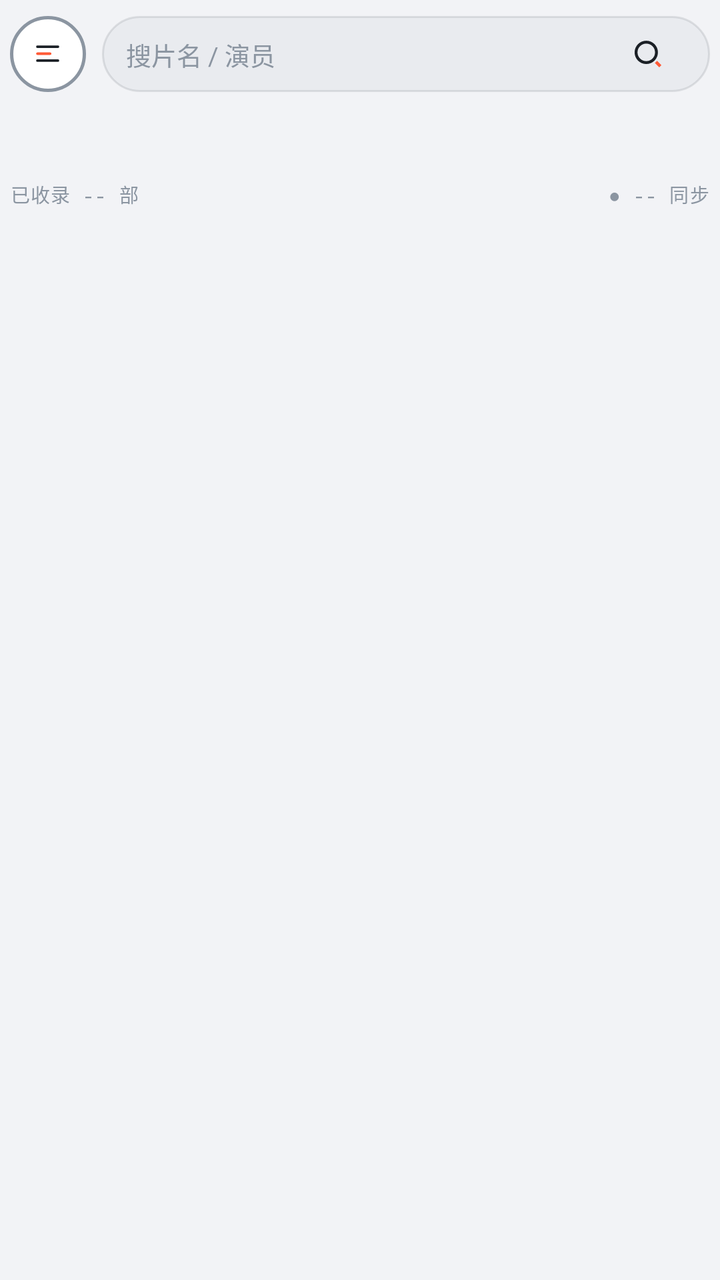
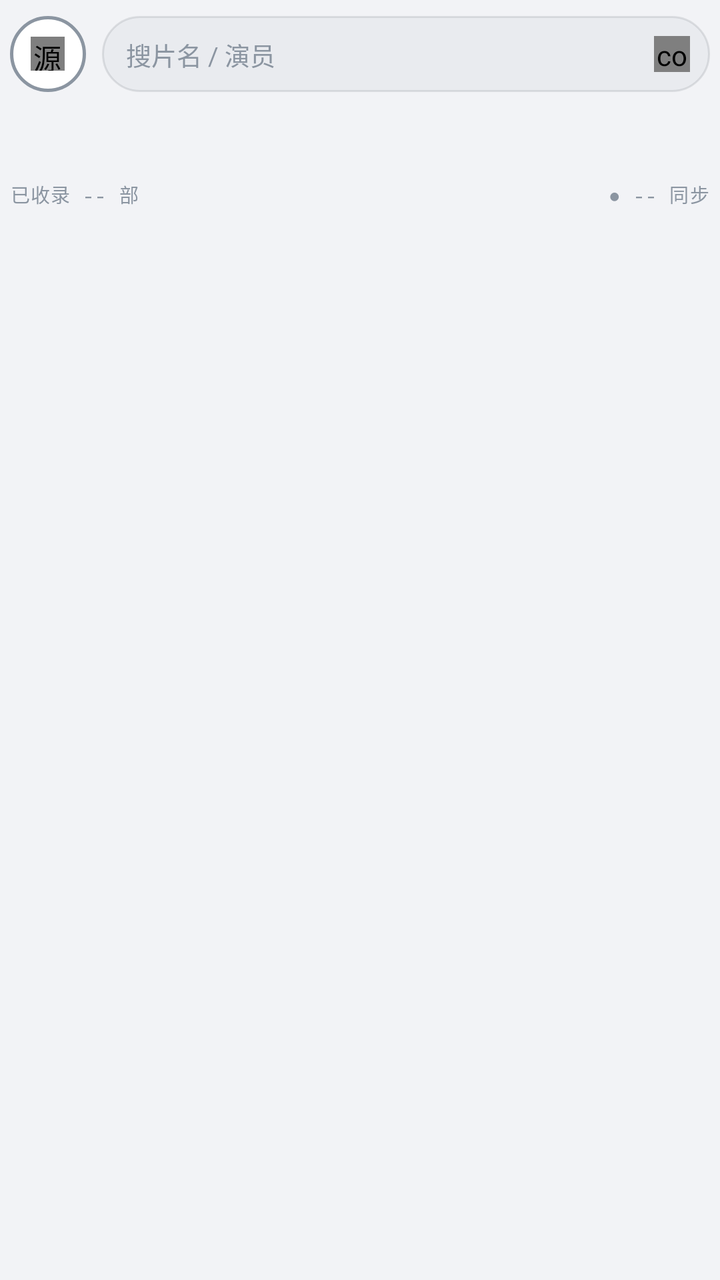

An Android layout rendered at two revisions. The XML below is the earlier revision; the diff shows what the commit changed to produce the second picture.
<!-- AndroidManifest.xml: application theme Theme.LateShow -->
<!-- res/layout/fragment_home.xml -->
<?xml version="1.0" encoding="utf-8"?>
<LinearLayout xmlns:android="http://schemas.android.com/apk/res/android"
    xmlns:app="http://schemas.android.com/apk/res-auto"
    android:layout_width="match_parent"
    android:layout_height="match_parent"
    android:orientation="vertical">

    
    <LinearLayout
        android:layout_width="match_parent"
        android:layout_height="wrap_content"
        android:orientation="horizontal"
        android:gravity="center_vertical"
        android:paddingLeft="5dp"
        android:paddingRight="5dp"
        android:paddingTop="8dp"
        android:paddingBottom="8dp">

        <FrameLayout
            android:id="@+id/btnSource"
            android:layout_width="38dp"
            android:layout_height="38dp"
            android:background="@drawable/bg_ring_off"
            android:contentDescription="切换源站">

            <androidx.appcompat.widget.AppCompatImageView
                android:id="@+id/btnSourceIcon"
                android:layout_width="17dp"
                android:layout_height="17dp"
                android:layout_gravity="center"
                app:srcCompat="@drawable/ic_menu_list"
                android:contentDescription="源站菜单" />
        </FrameLayout>

        <EditText
            android:id="@+id/inputSearch"
            android:layout_width="0dp"
            android:layout_height="38dp"
            android:layout_weight="1"
            android:layout_marginLeft="8dp"
            android:paddingLeft="12dp"
            android:paddingRight="12dp"
            android:background="@drawable/bg_capsule"
            android:hint="搜片名 / 演员"
            android:textSize="12.5sp"
            android:textColor="@color/t1"
            android:textColorHint="@color/t3"
            android:maxLines="1"
            android:inputType="text"
            android:imeOptions="actionSearch"
            android:drawableEnd="@drawable/ic_search_inset"
            android:drawablePadding="6dp" />
    </LinearLayout>

    
    <androidx.recyclerview.widget.RecyclerView
        android:id="@+id/chips"
        android:layout_width="match_parent"
        android:layout_height="30dp"
        android:paddingLeft="5dp"
        android:paddingRight="5dp"
        android:clipToPadding="false" />

    
    <LinearLayout
        android:layout_width="match_parent"
        android:layout_height="wrap_content"
        android:orientation="horizontal"
        android:paddingLeft="5dp"
        android:paddingRight="5dp"
        android:paddingTop="6dp"
        android:paddingBottom="6dp">

        <TextView
            android:id="@+id/metaCount"
            style="@style/MetaLabel"
            android:layout_width="0dp"
            android:layout_weight="1"
            android:layout_height="wrap_content"
            android:text="已收录 -- 部" />

        <TextView
            android:id="@+id/metaSync"
            style="@style/MetaLabel"
            android:layout_width="wrap_content"
            android:layout_height="wrap_content"
            android:text="● -- 同步" />
    </LinearLayout>

    
    <FrameLayout
        android:layout_width="match_parent"
        android:layout_height="0dp"
        android:layout_weight="1">

        <androidx.recyclerview.widget.RecyclerView
            android:id="@+id/grid"
            android:layout_width="match_parent"
            android:layout_height="match_parent"
            android:paddingTop="2dp"
            android:clipToPadding="false" />

        <com.google.android.material.floatingactionbutton.FloatingActionButton
            android:id="@+id/fabTop"
            android:layout_width="wrap_content"
            android:layout_height="wrap_content"
            android:layout_gravity="bottom|end"
            android:layout_margin="12dp"
            android:src="@drawable/ic_top"
            app:fabCustomSize="40dp"
            app:maxImageSize="18dp"
            app:backgroundTint="@color/ink700"
            app:tint="@color/t1"
            app:elevation="6dp"
            android:contentDescription="回到顶部"
            android:visibility="gone" />
    </FrameLayout>

    <TextView
        android:id="@+id/emptyView"
        android:layout_width="match_parent"
        android:layout_height="0dp"
        android:layout_weight="1"
        android:gravity="center"
        android:text="换个关键词试试\n试试片名、演员，或切回「全部」"
        android:textSize="13sp"
        android:textColor="@color/t2"
        android:visibility="gone" />
</LinearLayout>
<!-- resources referenced by this layout -->
<resources>
  <!-- drawable ic_menu_list (drawable) -->
  <?xml version="1.0" encoding="utf-8"?>
  <animated-vector xmlns:android="http://schemas.android.com/apk/res/android"
      xmlns:aapt="http://schemas.android.com/aapt">
      <aapt:attr name="android:drawable">
          <vector
              android:width="24dp"
              android:height="24dp"
              android:viewportWidth="24"
              android:viewportHeight="24">
              <path
                  android:strokeColor="@color/t1"
                  android:strokeWidth="1.8"
                  android:strokeLineCap="round"
                  android:pathData="M4.75,7.1H19.25" />
              <group android:name="gMid">
                  <path
                      android:strokeColor="@color/acc"
                      android:strokeWidth="1.8"
                      android:strokeLineCap="round"
                      android:pathData="M4.75,12H13.75" />
              </group>
              <path
                  android:strokeColor="@color/t1"
                  android:strokeWidth="1.8"
                  android:strokeLineCap="round"
                  android:pathData="M4.75,16.9H19.25" />
          </vector>
      </aapt:attr>
      <target android:name="gMid">
          <aapt:attr name="android:animation">
              <objectAnimator
                  android:duration="1000"
                  android:interpolator="@android:interpolator/decelerate_quad"
                  android:propertyName="translationX"
                  android:repeatCount="infinite"
                  android:repeatMode="reverse"
                  android:valueFrom="0"
                  android:valueTo="2.6" />
          </aapt:attr>
      </target>
  </animated-vector>
  <!-- drawable ic_search_inset (drawable) -->
  <?xml version="1.0" encoding="utf-8"?>
  <inset xmlns:android="http://schemas.android.com/apk/res/android"
      android:drawable="@drawable/ic_search"
      android:insetLeft="9dp" android:insetRight="9dp"
      android:insetTop="9dp" android:insetBottom="9dp" />
  <!-- drawable ic_top (drawable) -->
  <?xml version="1.0" encoding="utf-8"?>
  <animated-vector xmlns:android="http://schemas.android.com/apk/res/android"
      xmlns:aapt="http://schemas.android.com/aapt">
      <aapt:attr name="android:drawable">
          <vector
              android:width="24dp"
              android:height="24dp"
              android:viewportWidth="24"
              android:viewportHeight="24">
              <group android:name="gSlide">
                  <path
                      android:fillColor="@color/t1"
                      android:fillType="evenOdd"
                      android:pathData="M17.358,11.368a0.714,0.714 0 0 0-0.092-1.006L12.99,6.798a0.71,0.71 0 0 0-0.778-0.102a0.708,0.708 0 0 0-0.155,0.102L7.78,10.362a0.714,0.714 0 1 0 0.915,1.097l3.078,-2.565v7.731a0.75,0.75 0 0 0 1.5,0v-7.73l3.079,2.564a0.714,0.714 0 0 0 1.006,-0.091z" />
              </group>
          </vector>
      </aapt:attr>
      <target android:name="gSlide">
          <aapt:attr name="android:animation">
              <objectAnimator
                  android:duration="1000"
                  android:interpolator="@android:interpolator/decelerate_quad"
                  android:propertyName="translationY"
                  android:repeatCount="infinite"
                  android:repeatMode="reverse"
                  android:valueFrom="0"
                  android:valueTo="2" />
          </aapt:attr>
      </target>
  </animated-vector>
  <!-- drawable ic_search (drawable) -->
  <?xml version="1.0" encoding="utf-8"?>
  <animated-vector xmlns:android="http://schemas.android.com/apk/res/android"
      xmlns:aapt="http://schemas.android.com/aapt">
      <aapt:attr name="android:drawable">
          <vector
              android:width="20dp"
              android:height="20dp"
              android:viewportWidth="24"
              android:viewportHeight="24">
              <group
                  android:name="gFlip"
                  android:pivotX="12"
                  android:pivotY="12">
                  <path
                      android:fillColor="@color/t1"
                      android:fillType="evenOdd"
                      android:pathData="M5.71,11.025a5.25,5.25 0 1 0 10.5,0a5.25,5.25 0 1 0-10.5,0zM10.96,4.025a7,7 0 1 0 0,14a7,7 0 1 0 0,-14z" />
                  <path
                      android:strokeColor="@color/acc"
                      android:strokeWidth="1.839"
                      android:pathData="M16.79,16.73L19.39,19.33" />
              </group>
          </vector>
      </aapt:attr>
      <target android:name="gFlip">
          <aapt:attr name="android:animation">
              <objectAnimator
                  android:duration="1500"
                  android:interpolator="@android:interpolator/anticipate_overshoot"
                  android:propertyName="rotation"
                  android:repeatCount="infinite"
                  android:repeatMode="reverse"
                  android:valueFrom="-16"
                  android:valueTo="16" />
          </aapt:attr>
      </target>
  </animated-vector>
  <!-- unchanged entries left out for length: 14 -->
</resources>

<!-- the commit's change to res/layout/fragment_home.xml (unified diff, before → after) -->
@@ -23,33 +23,45 @@
             android:background="@drawable/bg_ring_off"
             android:contentDescription="切换源站">
 
-            <androidx.appcompat.widget.AppCompatImageView
+            <com.airbnb.lottie.LottieAnimationView
                 android:id="@+id/btnSourceIcon"
                 android:layout_width="17dp"
                 android:layout_height="17dp"
                 android:layout_gravity="center"
-                app:srcCompat="@drawable/ic_menu_list"
+                android:tag="ic_menu_list"
                 android:contentDescription="源站菜单" />
         </FrameLayout>
 
-        <EditText
-            android:id="@+id/inputSearch"
+        <FrameLayout
             android:layout_width="0dp"
             android:layout_height="38dp"
             android:layout_weight="1"
             android:layout_marginLeft="8dp"
-            android:paddingLeft="12dp"
-            android:paddingRight="12dp"
-            android:background="@drawable/bg_capsule"
-            android:hint="搜片名 / 演员"
-            android:textSize="12.5sp"
-            android:textColor="@color/t1"
-            android:textColorHint="@color/t3"
-            android:maxLines="1"
-            android:inputType="text"
-            android:imeOptions="actionSearch"
-            android:drawableEnd="@drawable/ic_search_inset"
-            android:drawablePadding="6dp" />
+            android:background="@drawable/bg_capsule">
+
+            <EditText
+                android:id="@+id/inputSearch"
+                android:layout_width="match_parent"
+                android:layout_height="match_parent"
+                android:paddingLeft="12dp"
+                android:paddingRight="38dp"
+                android:background="@null"
+                android:hint="搜片名 / 演员"
+                android:textSize="12.5sp"
+                android:textColor="@color/t1"
+                android:textColorHint="@color/t3"
+                android:maxLines="1"
+                android:inputType="text"
+                android:imeOptions="actionSearch" />
+
+            <com.airbnb.lottie.LottieAnimationView
+                android:id="@+id/imgSearch"
+                android:layout_width="18dp"
+                android:layout_height="18dp"
+                android:layout_gravity="end|center_vertical"
+                android:layout_marginEnd="10dp"
+                android:tag="ic_search" />
+        </FrameLayout>
     </LinearLayout>
 
     
@@ -106,11 +118,9 @@
             android:layout_height="wrap_content"
             android:layout_gravity="bottom|end"
             android:layout_margin="12dp"
-            android:src="@drawable/ic_top"
             app:fabCustomSize="40dp"
-            app:maxImageSize="18dp"
+            app:maxImageSize="20dp"
             app:backgroundTint="@color/ink700"
-            app:tint="@color/t1"
             app:elevation="6dp"
             android:contentDescription="回到顶部"
             android:visibility="gone" />
<!-- resource entries referenced after the edit -->
@@ -1,122 +1,5 @@
 <!-- resources referenced by this layout -->
 <resources>
-  <!-- drawable ic_menu_list (drawable) -->
-  <?xml version="1.0" encoding="utf-8"?>
-  <animated-vector xmlns:android="http://schemas.android.com/apk/res/android"
-      xmlns:aapt="http://schemas.android.com/aapt">
-      <aapt:attr name="android:drawable">
-          <vector
-              android:width="24dp"
-              android:height="24dp"
-              android:viewportWidth="24"
-              android:viewportHeight="24">
-              <path
-                  android:strokeColor="@color/t1"
-                  android:strokeWidth="1.8"
-                  android:strokeLineCap="round"
-                  android:pathData="M4.75,7.1H19.25" />
-              <group android:name="gMid">
-                  <path
-                      android:strokeColor="@color/acc"
-                      android:strokeWidth="1.8"
-                      android:strokeLineCap="round"
-                      android:pathData="M4.75,12H13.75" />
-              </group>
-              <path
-                  android:strokeColor="@color/t1"
-                  android:strokeWidth="1.8"
-                  android:strokeLineCap="round"
-                  android:pathData="M4.75,16.9H19.25" />
-          </vector>
-      </aapt:attr>
-      <target android:name="gMid">
-          <aapt:attr name="android:animation">
-              <objectAnimator
-                  android:duration="1000"
-                  android:interpolator="@android:interpolator/decelerate_quad"
-                  android:propertyName="translationX"
-                  android:repeatCount="infinite"
-                  android:repeatMode="reverse"
-                  android:valueFrom="0"
-                  android:valueTo="2.6" />
-          </aapt:attr>
-      </target>
-  </animated-vector>
-  <!-- drawable ic_search_inset (drawable) -->
-  <?xml version="1.0" encoding="utf-8"?>
-  <inset xmlns:android="http://schemas.android.com/apk/res/android"
-      android:drawable="@drawable/ic_search"
-      android:insetLeft="9dp" android:insetRight="9dp"
-      android:insetTop="9dp" android:insetBottom="9dp" />
-  <!-- drawable ic_top (drawable) -->
-  <?xml version="1.0" encoding="utf-8"?>
-  <animated-vector xmlns:android="http://schemas.android.com/apk/res/android"
-      xmlns:aapt="http://schemas.android.com/aapt">
-      <aapt:attr name="android:drawable">
-          <vector
-              android:width="24dp"
-              android:height="24dp"
-              android:viewportWidth="24"
-              android:viewportHeight="24">
-              <group android:name="gSlide">
-                  <path
-                      android:fillColor="@color/t1"
-                      android:fillType="evenOdd"
-                      android:pathData="M17.358,11.368a0.714,0.714 0 0 0-0.092-1.006L12.99,6.798a0.71,0.71 0 0 0-0.778-0.102a0.708,0.708 0 0 0-0.155,0.102L7.78,10.362a0.714,0.714 0 1 0 0.915,1.097l3.078,-2.565v7.731a0.75,0.75 0 0 0 1.5,0v-7.73l3.079,2.564a0.714,0.714 0 0 0 1.006,-0.091z" />
-              </group>
-          </vector>
-      </aapt:attr>
-      <target android:name="gSlide">
-          <aapt:attr name="android:animation">
-              <objectAnimator
-                  android:duration="1000"
-                  android:interpolator="@android:interpolator/decelerate_quad"
-                  android:propertyName="translationY"
-                  android:repeatCount="infinite"
-                  android:repeatMode="reverse"
-                  android:valueFrom="0"
-                  android:valueTo="2" />
-          </aapt:attr>
-      </target>
-  </animated-vector>
-  <!-- drawable ic_search (drawable) -->
-  <?xml version="1.0" encoding="utf-8"?>
-  <animated-vector xmlns:android="http://schemas.android.com/apk/res/android"
-      xmlns:aapt="http://schemas.android.com/aapt">
-      <aapt:attr name="android:drawable">
-          <vector
-              android:width="20dp"
-              android:height="20dp"
-              android:viewportWidth="24"
-              android:viewportHeight="24">
-              <group
-                  android:name="gFlip"
-                  android:pivotX="12"
-                  android:pivotY="12">
-                  <path
-                      android:fillColor="@color/t1"
-                      android:fillType="evenOdd"
-                      android:pathData="M5.71,11.025a5.25,5.25 0 1 0 10.5,0a5.25,5.25 0 1 0-10.5,0zM10.96,4.025a7,7 0 1 0 0,14a7,7 0 1 0 0,-14z" />
-                  <path
-                      android:strokeColor="@color/acc"
-                      android:strokeWidth="1.839"
-                      android:pathData="M16.79,16.73L19.39,19.33" />
-              </group>
-          </vector>
-      </aapt:attr>
-      <target android:name="gFlip">
-          <aapt:attr name="android:animation">
-              <objectAnimator
-                  android:duration="1500"
-                  android:interpolator="@android:interpolator/anticipate_overshoot"
-                  android:propertyName="rotation"
-                  android:repeatCount="infinite"
-                  android:repeatMode="reverse"
-                  android:valueFrom="-16"
-                  android:valueTo="16" />
-          </aapt:attr>
-      </target>
-  </animated-vector>
   <!-- unchanged entries left out for length: 14 -->
 </resources>
 
